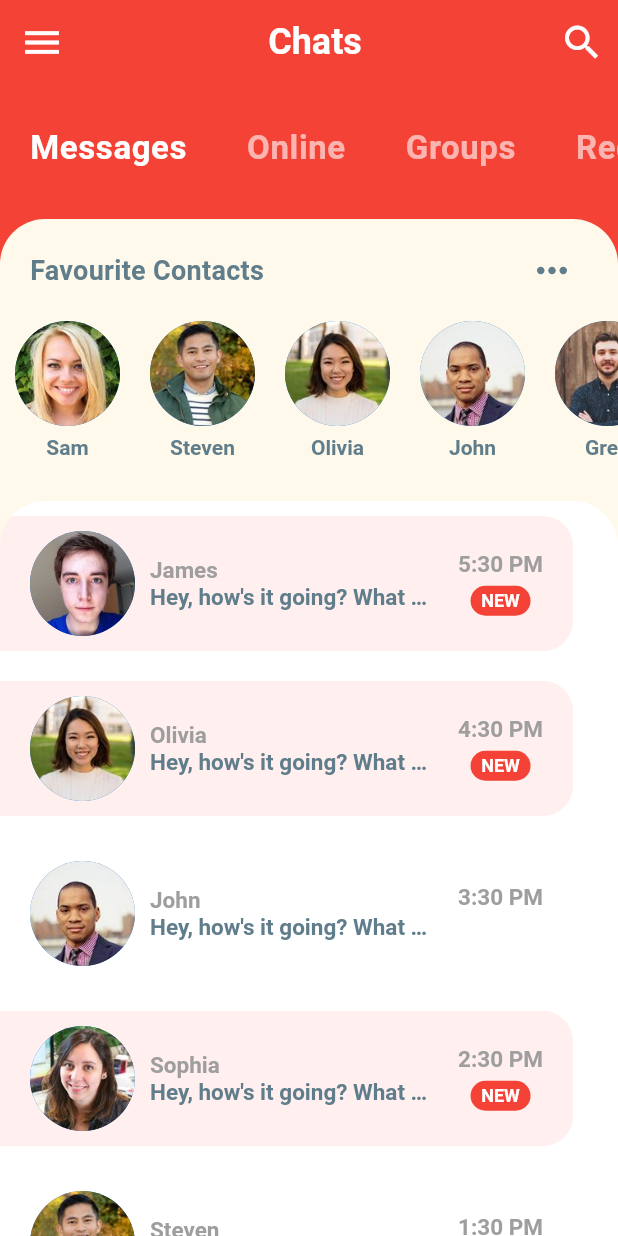
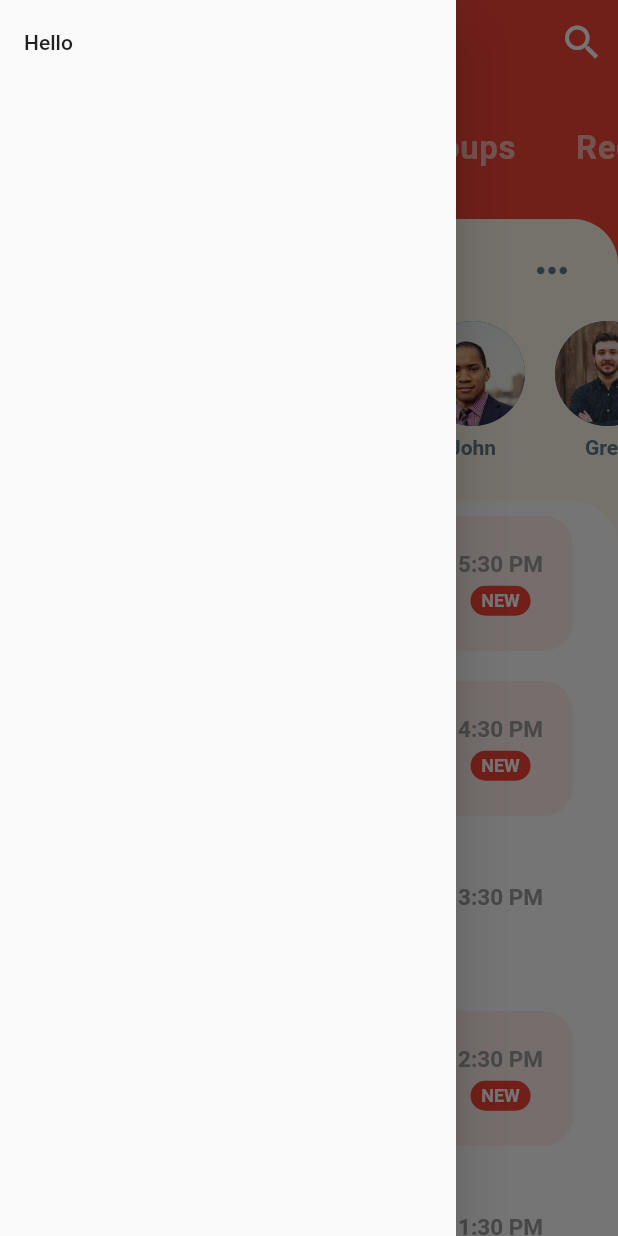
Before and after one commit to sourabhsinghmrajput/chat_app, a Flutter app: the screen it shows after launch, with the side drawer open (before the commit the screen has no drawer), on a phone screen of 412 x 824 dp. Run offline on Flutter 3.47's test engine with Material 2 defaults, Android fonts, the phone set to English and light mode, and no system bars.

Commit message:
Chat App Orange UI Completed.

```diff
--- a/lib/screens/home_screen.dart
+++ b/lib/screens/home_screen.dart
@@ -1,3 +1,4 @@
+import 'package:chat_app/screens/drawer.dart';
 import 'package:chat_app/widgets/catagory_selector.dart';
 import 'package:chat_app/widgets/favourite_contacts.dart';
 import 'package:chat_app/widgets/recent_chats.dart';
@@ -12,6 +13,15 @@ class _HomeScreenState extends State<HomeScreen> {
   @override
   Widget build(BuildContext context) {
     return Scaffold(
+      drawer: Drawer(
+        child: ListView(
+          children: [
+            ListTile(
+              title: Text('Hello'),
+            )
+          ],
+        ),
+      ),
       backgroundColor: Theme.of(context).primaryColor,
       appBar: AppBar(
         elevation: 0,
```
Also changed, not shown: lib/screens/drawer.dart (added, +41 -0 lines).
